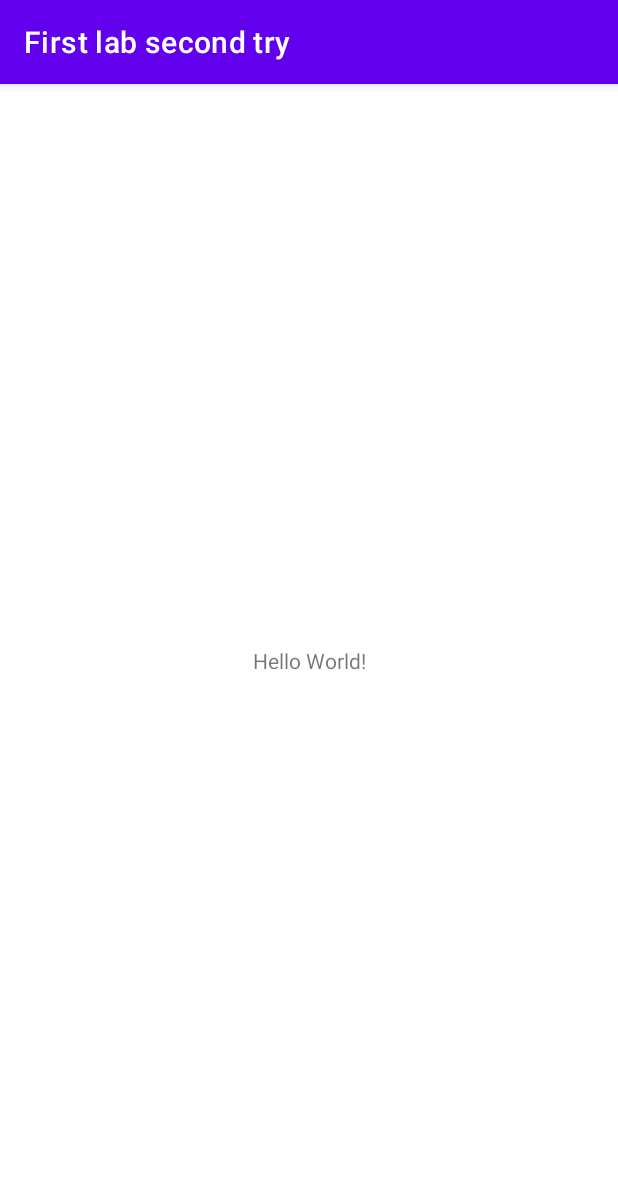
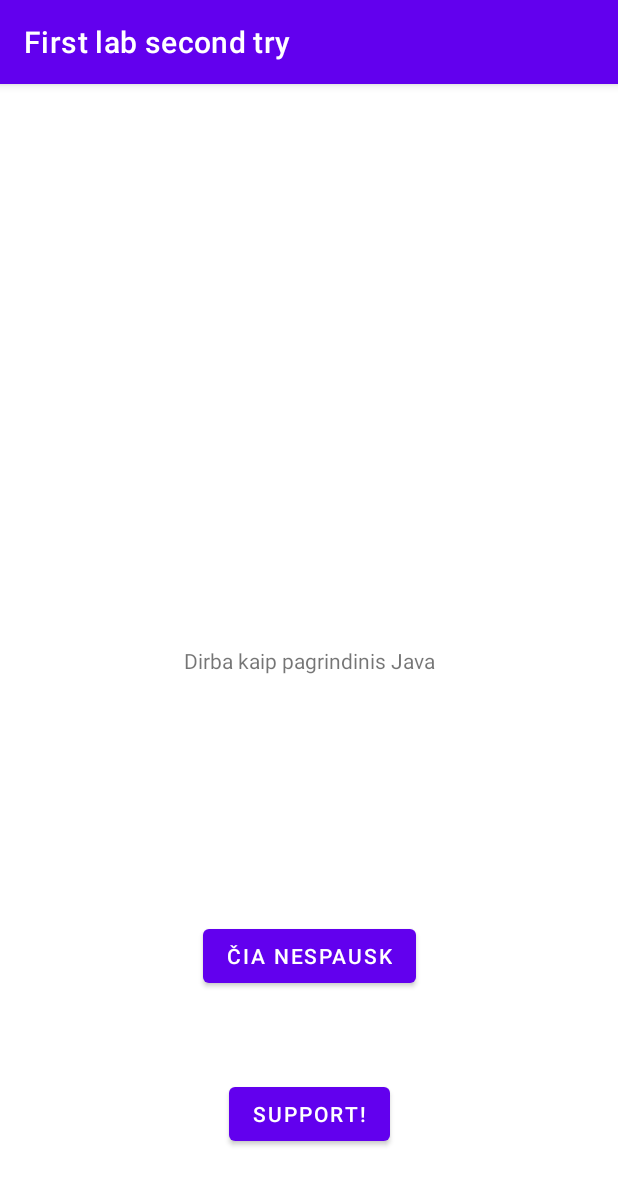
Before and after one commit to Ievule666/First_lab_second_try, an Android app: the screen it shows after launch (MainActivity), on a phone screen of 412 x 824 dp. Shown: the top 1185 px of the screen. Run offline under Robolectric (Android 15) with nearby library versions, the phone set to English and light mode, and no system bars.

Commit message:
Prideti du mygtukai, sukurtas textview

```diff
--- a/app/src/main/res/layout/activity_main.xml
+++ b/app/src/main/res/layout/activity_main.xml
@@ -7,6 +7,7 @@
     tools:context=".MainActivity">
 
     <TextView
+        android:id="@+id/txtPagrindinis"
         android:layout_width="wrap_content"
         android:layout_height="wrap_content"
         android:text="Hello World!"
@@ -15,4 +16,26 @@
         app:layout_constraintRight_toRightOf="parent"
         app:layout_constraintTop_toTopOf="parent" />
 
+    <Button
+        android:id="@+id/btnPagrindinis"
+        android:layout_width="wrap_content"
+        android:layout_height="wrap_content"
+        android:text="Čia nespausk"
+        android:onClick="onBtnPagrindinisClick"
+        app:layout_constraintBottom_toBottomOf="parent"
+        app:layout_constraintEnd_toEndOf="parent"
+        app:layout_constraintStart_toStartOf="parent"
+        app:layout_constraintTop_toBottomOf="@+id/txtPagrindinis" />
+
+    <Button
+        android:id="@+id/btnColor"
+        android:layout_width="wrap_content"
+        android:layout_height="wrap_content"
+        android:text="@string/btn_change_color"
+        android:onClick="onBtnColorClick"
+        app:layout_constraintBottom_toBottomOf="parent"
+        app:layout_constraintEnd_toEndOf="parent"
+        app:layout_constraintStart_toStartOf="parent"
+        app:layout_constraintTop_toBottomOf="@+id/btnPagrindinis" />
+
 </androidx.constraintlayout.widget.ConstraintLayout>
--- a/app/src/main/res/values/strings.xml
+++ b/app/src/main/res/values/strings.xml
@@ -1,3 +1,4 @@
 <resources>
     <string name="app_name">First lab second try</string>
+    <string name="btn_change_color">Support!</string>
 </resources>
```
Also changed, not shown: app/src/main/java/com/example/firstlabsecondtry/MainActivity.java (+29 -1 lines).
